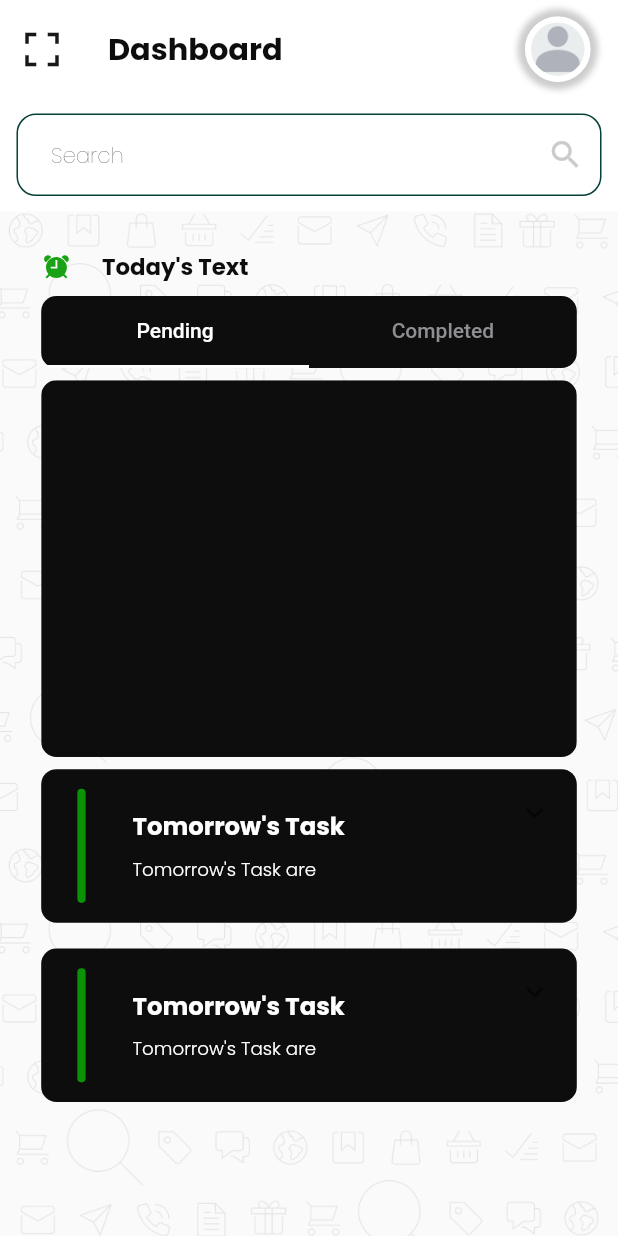
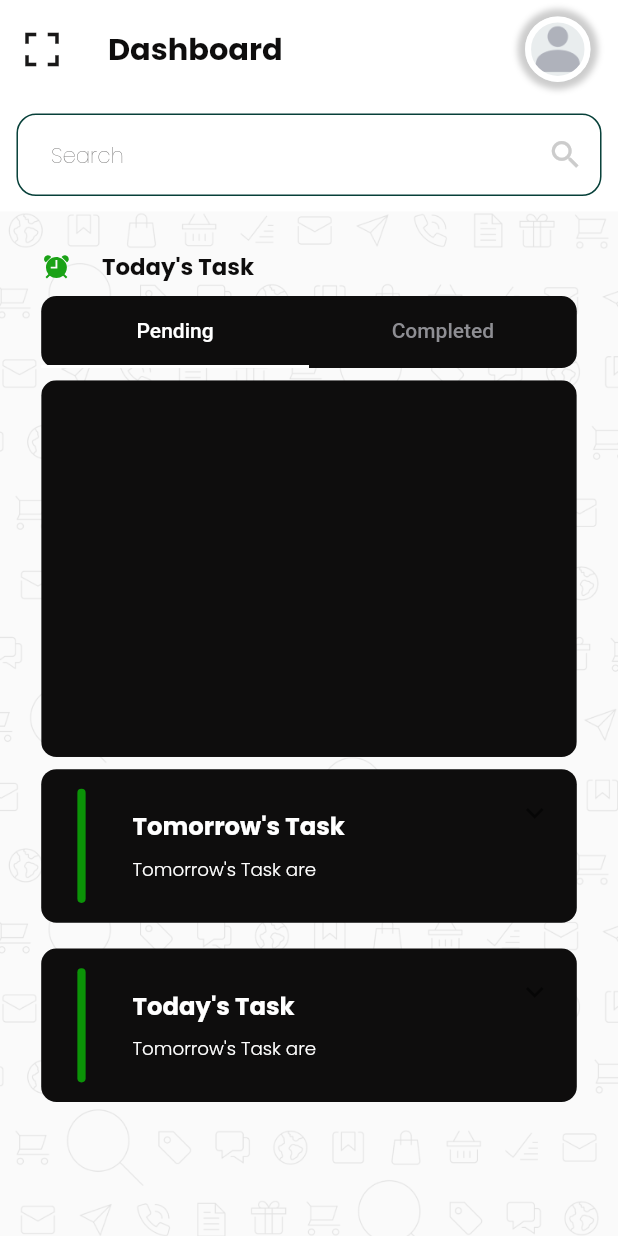
Before and after one commit to DreXuri/TajApp, a Flutter app: the Homepage screen opened by its route, on a phone screen of 412 x 824 dp. Run offline on Flutter 3.47's test engine with Material 2 defaults, Android fonts, the phone set to English and light mode, and no system bars; drawn by our look-alikes of smooth_page_indicator; our stand-ins replace flutter_screenutil, flutter_svg, flutter_vector_icons, freezed_annotation, google_fonts, hooks_riverpod and 5 more; accounts and stored records are empty.

Commit message:
expand wiidget

```diff
--- a/lib/general/widgets/expand_widget.dart
+++ b/lib/general/widgets/expand_widget.dart
@@ -22,7 +22,7 @@ class ExpandWidget extends StatelessWidget {
       decoration: BoxDecoration(
         color: AppConst.kBlack,
         borderRadius: BorderRadius.all(Radius.circular(10.r)),
-       ),
+      ),
       child: Theme(
           data: Theme.of(context).copyWith(dividerColor: Colors.transparent),
           child: ExpansionTile(
--- a/lib/screens/home/views/homepage.dart
+++ b/lib/screens/home/views/homepage.dart
@@ -120,7 +120,7 @@ class _HomepageState extends ConsumerState<Homepage>
                     size: 20.h, color: AppConst.kPrimary),
                 WidthSpace(10.w),
                 CustomText(
-                  data: '''Today's Text''',
+                  data: '''Today's Task''',
                   textAlign: TextAlign.center,
                   color: AppConst.kBlack,
                   fontSize: 15.sp,
@@ -158,7 +158,7 @@ class _HomepageState extends ConsumerState<Homepage>
                       // child: ,
                     ),
                     Container(
-                      color: AppConst.kPrimary,
+                      color: AppConst.kSecondaryYellow,
                       height: AppConst.kHeight * 0.3,
                       // child: ,
                     ),
@@ -174,7 +174,7 @@ class _HomepageState extends ConsumerState<Homepage>
             ),
             HeightSpace(hight: 17.h),
             const ExpandWidget(
-              text: '''Tomorrow's Task''',
+              text: '''Today's Task''',
               subText: '''Tomorrow's Task are''',
               children: [],
             )
```
